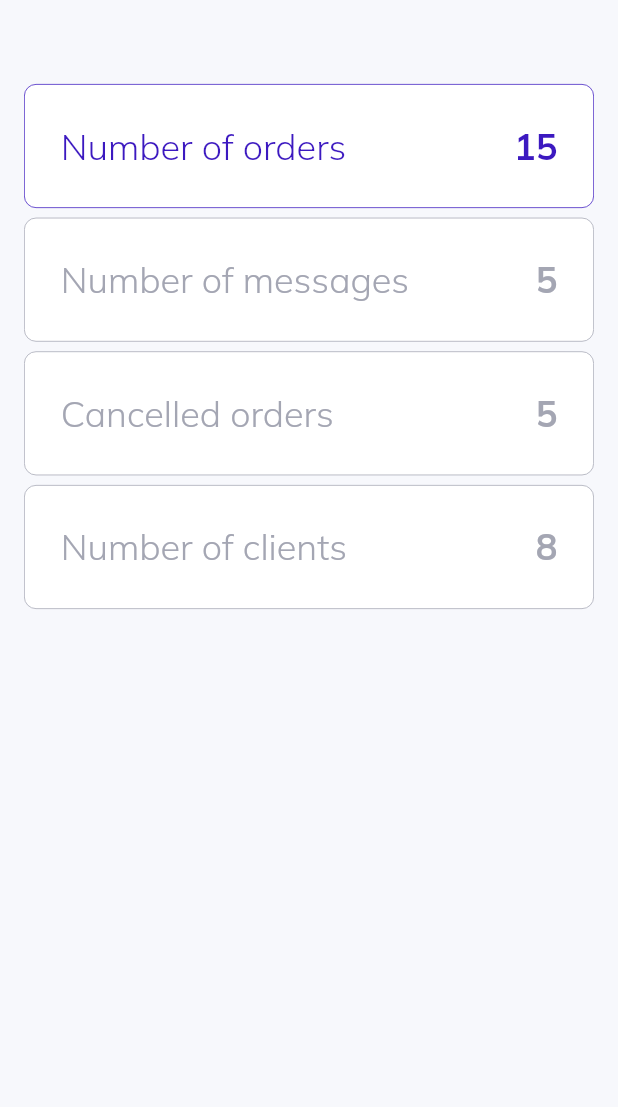
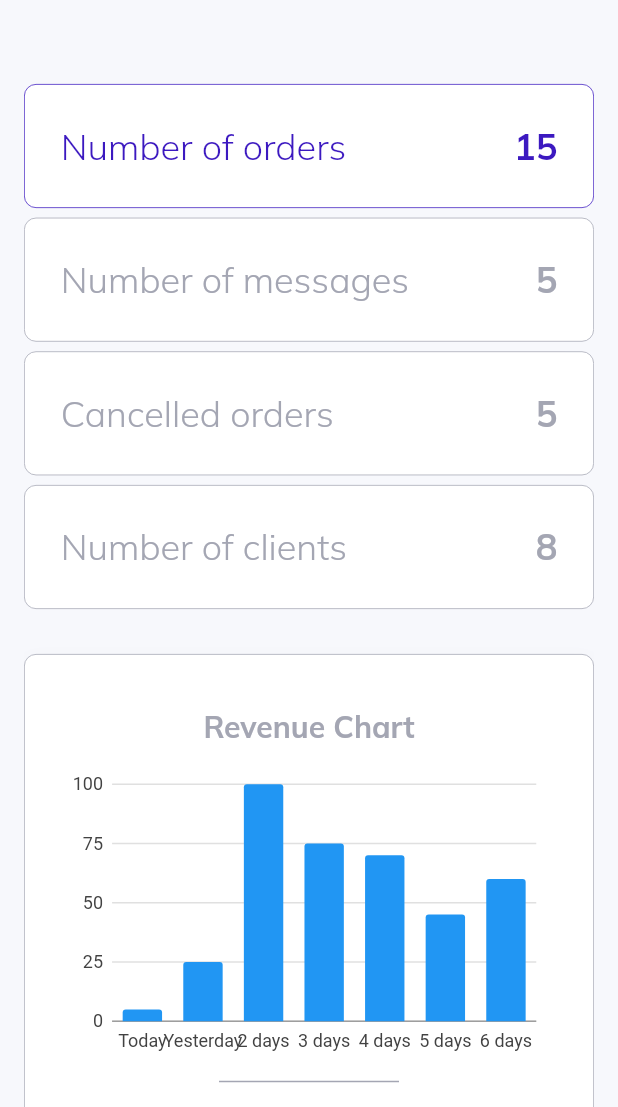
Before and after one commit to MrRfifa/Any_Watch_admin_panel, a Flutter app: the screen it shows after launch, on a phone screen of 412 x 824 dp, the part 129-1236 px from its top. Run offline on Flutter 3.47's test engine with Material 2 defaults, Android fonts, the phone set to English and light mode, and no system bars; our stand-ins replace charts_flutter, data_table_2, get, google_fonts.

Commit message:
revenue section

```diff
--- a/lib/pages/overview/overview.dart
+++ b/lib/pages/overview/overview.dart
@@ -2,6 +2,8 @@ import 'package:admin_panel/constants/controllers.dart';
 import 'package:admin_panel/helpers/responsive.dart';
 import 'package:admin_panel/pages/overview/widgets/overview_cards_medium.dart';
 import 'package:admin_panel/pages/overview/widgets/overview_cards_small.dart';
+import 'package:admin_panel/pages/overview/widgets/revenue_section_large.dart';
+import 'package:admin_panel/pages/overview/widgets/revenue_section_small.dart';
 import 'package:admin_panel/widgets/custom_text.dart';
 import 'package:flutter/material.dart';
 import 'package:get/get.dart';
@@ -39,9 +41,13 @@ class OverViewPage extends StatelessWidget {
                 if (ResponsiveWidget.isCustomSize(context))
                   OverviewCardsMediumScreen()
                 else
-                  OverViewCardsLargeScreen()
+                  const OverViewCardsLargeScreen()
               else
-                OverviewCardsSmallScreen()
+                OverviewCardsSmallScreen(),
+              if (!ResponsiveWidget.isSmallScreen(context))
+                const RevenueSectionLarge()
+              else
+                const RevenueSectionSmall(),
             ],
           ),
         ),
--- /dev/null
+++ b/lib/pages/overview/widgets/bar_chart.dart
@@ -0,0 +1,57 @@
+import 'package:charts_flutter/flutter.dart' as charts;
+import 'package:flutter/material.dart';
+
+class SimpleBarChart extends StatelessWidget {
+  final List<charts.Series<dynamic, String>> seriesList;
+  final bool? animate;
+
+  const SimpleBarChart(this.seriesList, {this.animate});
+
+  /// Creates a [BarChart] with sample data and no transition.
+  factory SimpleBarChart.withSampleData() {
+    return SimpleBarChart(
+      _createSampleData(),
+      // Disable animations for image tests.
+      animate: false,
+    );
+  }
+
+  @override
+  Widget build(BuildContext context) {
+    return charts.BarChart(
+      seriesList,
+      animate: animate,
+    );
+  }
+
+  /// Create one series with sample hard coded data.
+  static List<charts.Series<OrdinalSales, String>> _createSampleData() {
+    final data = [
+      OrdinalSales('Today', 5),
+      OrdinalSales('Yesterday', 25),
+      OrdinalSales('2 days', 100),
+      OrdinalSales('3 days', 75),
+      OrdinalSales('4 days', 70),
+      OrdinalSales('5 days', 45),
+      OrdinalSales('6 days', 60),
+    ];
+
+    return [
+      charts.Series<OrdinalSales, String>(
+        id: 'Sales',
+        colorFn: (_, __) => charts.MaterialPalette.blue.shadeDefault,
+        domainFn: (OrdinalSales sales, _) => sales.year,
+        measureFn: (OrdinalSales sales, _) => sales.sales,
+        data: data,
+      )
+    ];
+  }
+}
+
+/// Sample ordinal data type.
+class OrdinalSales {
+  final String year;
+  final int sales;
+
+  OrdinalSales(this.year, this.sales);
+}
--- /dev/null
+++ b/lib/pages/overview/widgets/revenue_section_small.dart
@@ -0,0 +1,101 @@
+import 'package:admin_panel/pages/overview/widgets/revenue_info.dart';
+import 'package:data_table_2/data_table_2.dart';
+import 'package:flutter/material.dart';
+
+import '../../../constants/style.dart';
+import '../../../widgets/custom_text.dart';
+import 'bar_chart.dart';
+
+class RevenueSectionSmall extends StatelessWidget {
+  const RevenueSectionSmall({Key? key}) : super(key: key);
+
+  @override
+  Widget build(BuildContext context) {
+    return Container(
+      padding: const EdgeInsets.all(
+        24,
+      ),
+      margin: const EdgeInsets.symmetric(
+        vertical: 30,
+      ),
+      decoration: BoxDecoration(
+        color: Colors.white,
+        borderRadius: BorderRadius.circular(8),
+        boxShadow: [
+          BoxShadow(
+            offset: const Offset(0, 6),
+            color: lightGrey.withOpacity(.1),
+            blurRadius: 12,
+          ),
+        ],
+        border: Border.all(
+          color: lightGrey,
+          width: .5,
+        ),
+      ),
+      child: Column(
+        children: [
+          Container(
+            height: 260,
+            child: Column(
+              mainAxisAlignment: MainAxisAlignment.spaceEvenly,
+              children: [
+                CustomText(
+                  text: "Revenue Chart",
+                  size: 20,
+                  weight: FontWeight.bold,
+                  color: lightGrey,
+                ),
+                Container(
+                  width: 600,
+                  height: 200,
+                  child: SimpleBarChart.withSampleData(),
+                ),
+              ],
+            ),
+          ),
+          Container(
+            width: 120,
+            height: 1,
+            color: lightGrey,
+          ),
+          Container(
+            height: 260,
+            child: Column(
+              mainAxisAlignment: MainAxisAlignment.spaceEvenly,
+              children: [
+                Row(
+                  children: const [
+                    RevenueInfo(
+                      amount: "50",
+                      title: "Today's revenue",
+                    ),
+                    RevenueInfo(
+                      amount: "120",
+                      title: "Last 7 days",
+                    ),
+                  ],
+                ),
+                const SizedBox(
+                  height: 30,
+                ),
+                Row(
+                  children: const [
+                    RevenueInfo(
+                      amount: "1265",
+                      title: "Last 30 days",
+                    ),
+                    RevenueInfo(
+                      amount: "120",
+                      title: "Last 7 days",
+                    ),
+                  ],
+                ),
+              ],
+            ),
+          ),
+        ],
+      ),
+    );
+  }
+}
```
Also changed, not shown: lib/pages/overview/widgets/revenue_info.dart (added, +36 -0 lines), lib/pages/overview/widgets/revenue_section_large.dart (added, +97 -0 lines).
